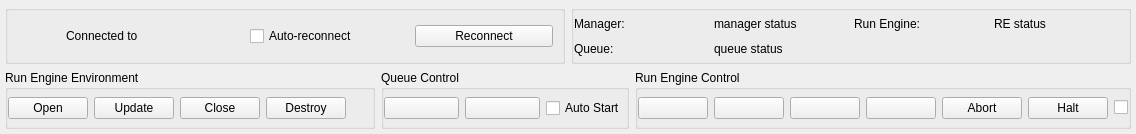
The window that src/QSview/resources/status.ui (BCDA-APS/QSview) describes before a commit, drawn with Qt 5.
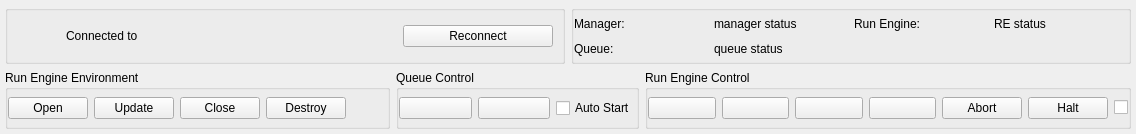
The same window after the commit. Icons and pictures are not drawn.

Diff of the .ui file:
```diff
--- a/src/QSview/resources/status.ui
+++ b/src/QSview/resources/status.ui
@@ -129,13 +129,6 @@
            </property>
           </spacer>
          </item>
-         <item>
-          <widget class="QCheckBox" name="checkBox">
-           <property name="text">
-            <string>Auto-reconnect</string>
-           </property>
-          </widget>
-         </item>
          <item>
           <spacer name="horizontalSpacer_2">
            <property name="orientation">
@@ -353,6 +346,22 @@
            </property>
           </widget>
          </item>
+         <item>
+          <spacer name="horizontalSpacer_3">
+           <property name="orientation">
+            <enum>Qt::Horizontal</enum>
+           </property>
+           <property name="sizeType">
+            <enum>QSizePolicy::Fixed</enum>
+           </property>
+           <property name="sizeHint" stdset="0">
+            <size>
+             <width>15</width>
+             <height>20</height>
+            </size>
+           </property>
+          </spacer>
+         </item>
         </layout>
        </widget>
       </item>
```
